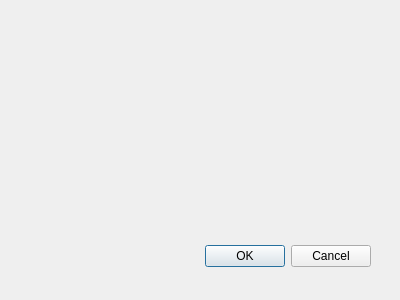
Qt form SudokuApp/DialogGrilleInvalide.ui (Limecitron13/SudokuProjet) before a commit.
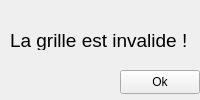
The same form after that commit.

Diff of the .ui file:
```diff
--- a/SudokuApp/DialogGrilleInvalide.ui
+++ b/SudokuApp/DialogGrilleInvalide.ui
@@ -1,15 +1,27 @@
 <ui version="4.0" >
  <class>DialogGrilleInvalide</class>
- <widget class="QDialog" name="DialogGrilleInvalide" >
-  <property name="geometry" >
+ <widget class="QDialog" name="DialogGrilleInvalide">
+  <property name="geometry">
    <rect>
     <x>0</x>
     <y>0</y>
-    <width>400</width>
-    <height>300</height>
+    <width>200</width>
+    <height>100</height>
    </rect>
   </property>
-  <property name="windowTitle" >
+  <property name="minimumSize">
+   <size>
+    <width>200</width>
+    <height>100</height>
+   </size>
+  </property>
+  <property name="maximumSize">
+   <size>
+    <width>200</width>
+    <height>100</height>
+   </size>
+  </property>
+  <property name="windowTitle">
    <string>DialogGrilleInvalide</string>
   </property>
   <widget class="QDialogButtonBox" name="buttonBox" >
@@ -24,8 +36,42 @@
    <property name="orientation" >
     <enum>Qt::Horizontal</enum>
    </property>
-   <property name="standardButtons" >
-    <set>QDialogButtonBox::Cancel|QDialogButtonBox::NoButton|QDialogButtonBox::Ok</set>
+   <property name="standardButtons">
+    <set>QDialogButtonBox::Cancel|QDialogButtonBox::Ok</set>
+   </property>
+  </widget>
+  <widget class="QLabel" name="label">
+   <property name="geometry">
+    <rect>
+     <x>10</x>
+     <y>30</y>
+     <width>181</width>
+     <height>20</height>
+    </rect>
+   </property>
+   <property name="font">
+    <font>
+     <pointsize>14</pointsize>
+     <weight>50</weight>
+     <bold>false</bold>
+     <underline>false</underline>
+    </font>
+   </property>
+   <property name="text">
+    <string>La grille est invalide !</string>
+   </property>
+  </widget>
+  <widget class="QPushButton" name="Ok">
+   <property name="geometry">
+    <rect>
+     <x>120</x>
+     <y>70</y>
+     <width>80</width>
+     <height>24</height>
+    </rect>
+   </property>
+   <property name="text">
+    <string>Ok</string>
    </property>
   </widget>
  </widget>
```
Left out of the diff: 41 changed lines with no effect on the pictures.
